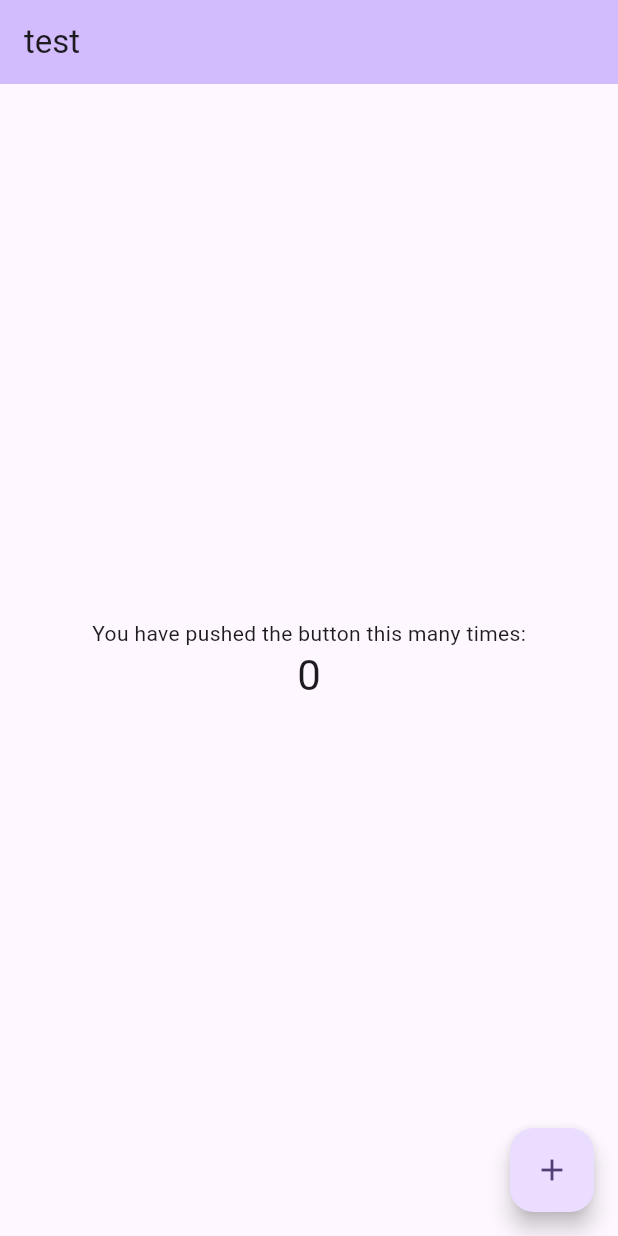
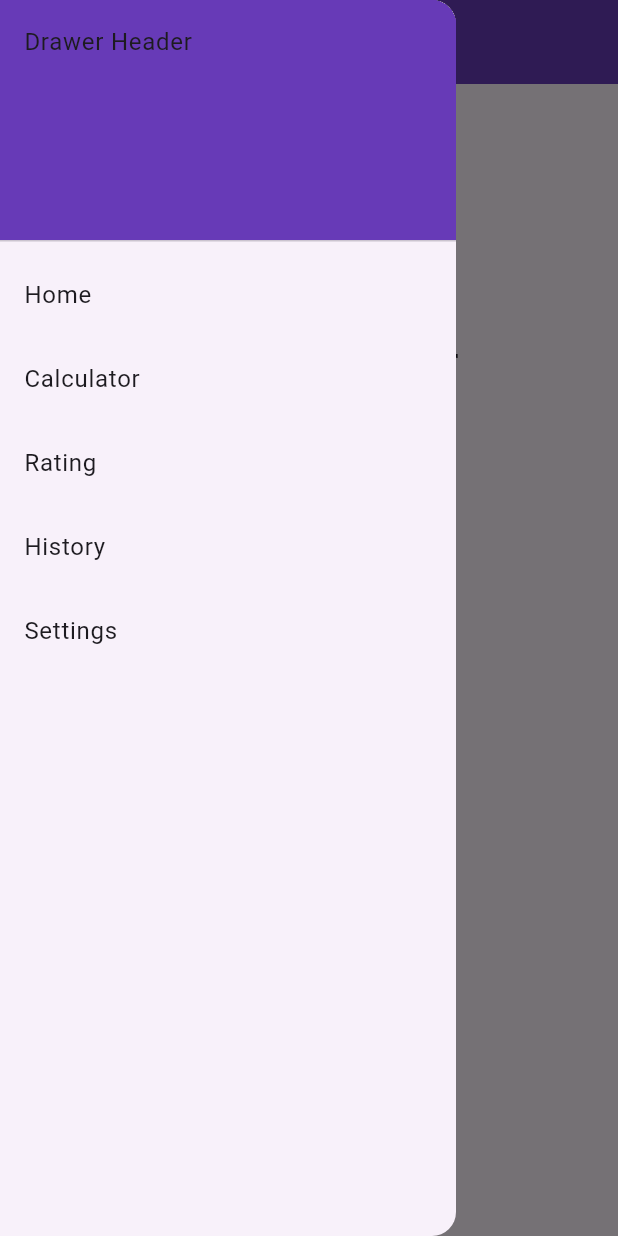
Before and after one commit to Roccoriu/flutter_bmi, a Flutter app: the screen it shows after launch, with the side drawer open (before the commit the screen has no drawer), on a phone screen of 412 x 824 dp. Run offline on Flutter 3.47's test engine with Material 2 defaults, Android fonts, the phone set to English and light mode, and no system bars; our stand-ins replace flutter_redux, go_router, redux.

Commit message:
feat: implemented basic navigation and startscreen

```diff
--- /dev/null
+++ b/lib/layout/calculator.dart
@@ -0,0 +1,35 @@
+import 'package:bmi_calculator/layout/drawer.dart';
+import 'package:flutter/material.dart';
+
+class Calculator extends StatelessWidget {
+  const Calculator({Key? key}) : super(key: key);
+
+  @override
+  Widget build(BuildContext context) {
+    return Scaffold(
+        appBar: AppBar(
+            foregroundColor: Colors.white,
+            backgroundColor: Colors.deepPurple,
+            title: const Text('Calculator')),
+        drawer: const NavDrawer(),
+        body: Center(
+            child: Column(
+                mainAxisAlignment: MainAxisAlignment.spaceEvenly,
+                children: [
+              const Text('Lorem Ipsum'),
+              Row(
+                mainAxisAlignment: MainAxisAlignment.spaceEvenly,
+                children: [
+                  ElevatedButton(
+                    child: const Text('Calculate'),
+                    onPressed: () => () {},
+                  ),
+                  ElevatedButton(
+                    child: const Text('Clear'),
+                    onPressed: () => () {},
+                  ),
+                ],
+              ),
+            ])));
+  }
+}
--- /dev/null
+++ b/lib/layout/drawer.dart
@@ -0,0 +1,29 @@
+import 'package:flutter/material.dart';
+import 'package:go_router/go_router.dart';
+
+class NavDrawer extends StatelessWidget {
+  const NavDrawer({Key? key}) : super(key: key);
+
+  @override
+  Widget build(BuildContext context) {
+    return Drawer(
+        child: ListView(
+      padding: EdgeInsets.zero,
+      children: [
+        const DrawerHeader(
+          decoration: BoxDecoration(
+            color: Colors.deepPurple,
+          ),
+          child: Text('Drawer Header'),
+        ),
+        ListTile(title: const Text('Home'), onTap: () => context.go('/')),
+        ListTile(
+            title: const Text('Calculator'),
+            onTap: () => context.go('/calculator')),
+        ListTile(title: const Text('Rating'), onTap: () {}),
+        ListTile(title: const Text('History'), onTap: () {}),
+        ListTile(title: const Text('Settings'), onTap: () {}),
+      ],
+    ));
+  }
+}
--- /dev/null
+++ b/lib/layout/home.dart
@@ -0,0 +1,28 @@
+import 'package:bmi_calculator/layout/drawer.dart';
+import 'package:flutter/material.dart';
+import 'package:go_router/go_router.dart';
+
+class Home extends StatelessWidget {
+  const Home({Key? key}) : super(key: key);
+
+  @override
+  Widget build(BuildContext context) {
+    return Scaffold(
+        appBar: AppBar(
+            foregroundColor: Colors.white,
+            backgroundColor: Colors.deepPurple,
+            title: const Text('Home')),
+        drawer: const NavDrawer(),
+        body: Center(
+            child: Column(
+                mainAxisAlignment: MainAxisAlignment.spaceEvenly,
+                children: [
+              const Text('BMI Calculator', style: TextStyle(fontSize: 30)),
+              const Text('Lorem Ipsum'),
+              ElevatedButton(
+                child: const Text('Start'),
+                onPressed: () => context.go('/calculator'),
+              )
+            ])));
+  }
+}
--- a/lib/main.dart
+++ b/lib/main.dart
@@ -1,6 +1,6 @@
-import 'package:bmi_calculator/actions/actions.dart';
 import 'package:bmi_calculator/model/models.dart';
 import 'package:bmi_calculator/reducers/app_reducers.dart';
+import 'package:bmi_calculator/routes/router.dart';
 import 'package:flutter/material.dart';
 import 'package:flutter_redux/flutter_redux.dart';
 import 'package:redux/redux.dart';
@@ -16,44 +16,13 @@ class MyApp extends StatelessWidget {
 
   @override
   Widget build(BuildContext context) {
-    return MaterialApp(
-        title: 'Flutter Demo',
-        theme: ThemeData(
-          colorScheme: ColorScheme.fromSeed(seedColor: Colors.deepPurple),
-          useMaterial3: true,
-        ),
-        home: StoreConnector<AppState, int>(
-          converter: (Store<AppState> store) => store.state.counter,
-          builder: (BuildContext context, int counter) {
-            return Scaffold(
-              appBar: AppBar(
-                backgroundColor: Theme.of(context).colorScheme.inversePrimary,
-                title: const Text("test"),
-              ),
-              body: Center(
-                child: Column(
-                  mainAxisAlignment: MainAxisAlignment.center,
-                  children: <Widget>[
-                    const Text(
-                      'You have pushed the button this many times:',
-                    ),
-                    Text(
-                      '$counter',
-                      style: Theme.of(context).textTheme.headlineMedium,
-                    ),
-                  ],
-                ),
-              ),
-              floatingActionButton: FloatingActionButton(
-                onPressed: () {
-                  StoreProvider.of<AppState>(context)
-                      .dispatch(IncrementAction());
-                },
-                tooltip: 'Increment',
-                child: const Icon(Icons.add),
-              ),
-            );
-          },
-        ));
+    return MaterialApp.router(
+      routerConfig: router,
+      title: 'BMI Calculator',
+      theme: ThemeData(
+        colorScheme: ColorScheme.fromSeed(seedColor: Colors.deepPurple),
+        useMaterial3: true,
+      ),
+    );
   }
 }
--- /dev/null
+++ b/lib/routes/router.dart
@@ -0,0 +1,30 @@
+import 'package:flutter/material.dart';
+import 'package:go_router/go_router.dart';
+
+import '../layout/calculator.dart';
+import '../layout/home.dart';
+
+final GoRouter router = GoRouter(
+  routes: <RouteBase>[
+    GoRoute(
+      path: '/calculator',
+      builder: (context, state) => const Calculator(),
+    ),
+    //GoRoute(
+    //  path: '/rating',
+    //  pageBuilder: (context, state) => const Rating(),
+    //),
+    //GoRoute(
+    //  path: '/history',
+    //  pageBuilder: (context, state) => const History(),
+    //),
+    //GoRoute(
+    //  path: '/settings',
+    //  pageBuilder: (context, state) => const Settings(),
+    //),
+    GoRoute(
+      path: '/',
+      builder: (BuildContext context, GoRouterState state) => const Home(),
+    ),
+  ],
+);
--- a/pubspec.yaml
+++ b/pubspec.yaml
@@ -37,6 +37,7 @@ dependencies:
   # The following adds the Cupertino Icons font to your application.
   # Use with the CupertinoIcons class for iOS style icons.
   cupertino_icons: ^1.0.2
+  go_router: ^7.1.1
 
 dev_dependencies:
   flutter_test:
```
Also changed, not shown: pubspec.lock.
